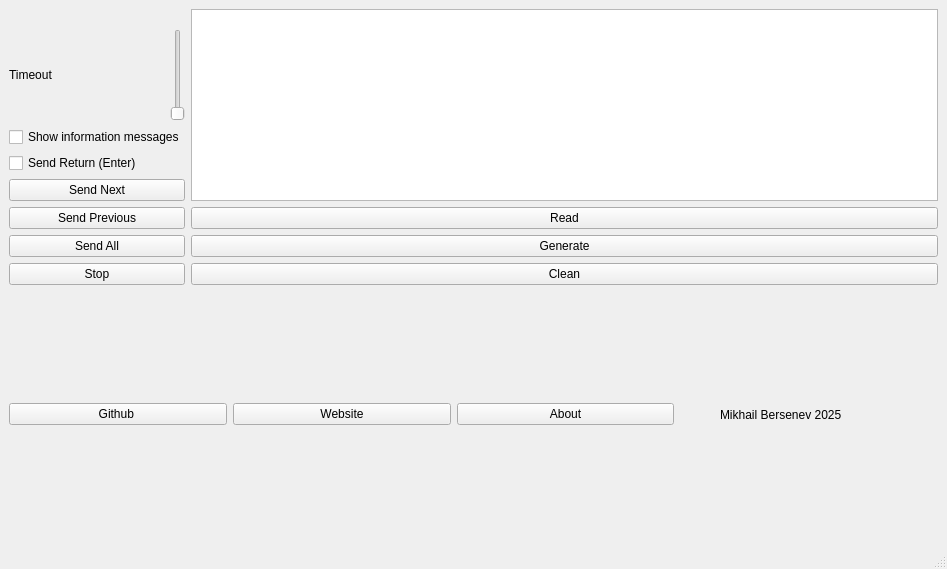
Above: mainwindow.ui from MikhailBersenev/EANScannerEmu before the change. Below: the same form after it.
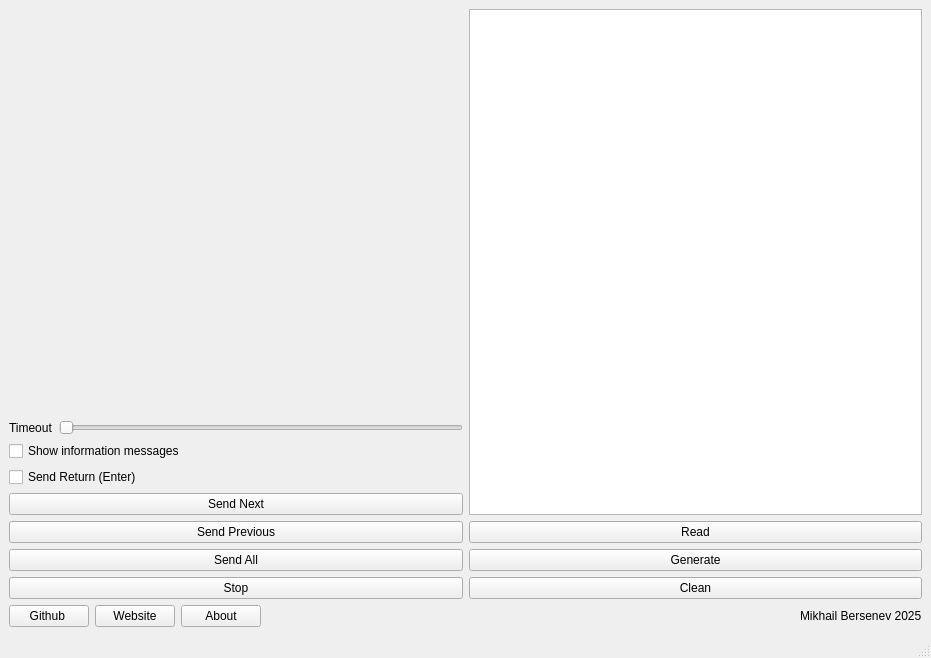
That is the form after the change. Icons and pictures are not drawn.

What changed in the file:
```diff
--- a/mainwindow.ui
+++ b/mainwindow.ui
@@ -6,8 +6,8 @@
    <rect>
     <x>0</x>
     <y>0</y>
-    <width>947</width>
-    <height>569</height>
+    <width>931</width>
+    <height>658</height>
    </rect>
   </property>
   <property name="windowTitle">
@@ -41,11 +41,8 @@
         </item>
         <item>
          <widget class="QSlider" name="TimeoutSlider">
-          <property name="tickPosition">
-           <enum>QSlider::NoTicks</enum>
-          </property>
-          <property name="tickInterval">
-           <number>10</number>
+          <property name="orientation">
+           <enum>Qt::Orientation::Horizontal</enum>
           </property>
          </widget>
         </item>
@@ -148,6 +145,9 @@
       </item>
       <item>
        <spacer name="horizontalSpacer">
+        <property name="orientation">
+         <enum>Qt::Orientation::Horizontal</enum>
+        </property>
         <property name="sizeHint" stdset="0">
          <size>
           <width>40</width>
```
Left out of the diff: 4 changed lines with no effect on the pictures.
